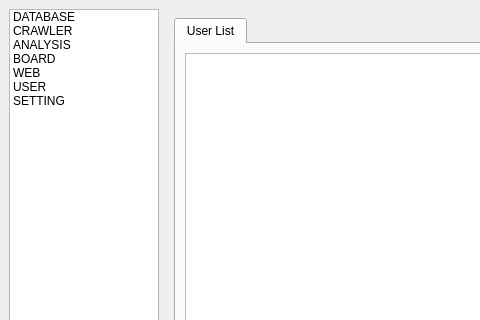
Before: the Qt Designer form manager/app/assets/gui.ui in yojun313/knpu, drawn with Qt 5; both pictures show x 0 to 480 and y 0 to 320 of the 1069 by 787 pixel window.
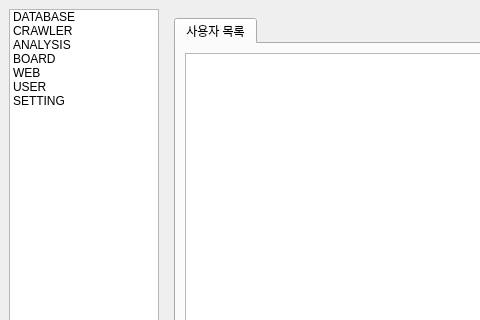
After: the same form once the commit is applied. The open tabs and pages were chosen to show the change.

```diff
--- a/manager/app/assets/gui.ui
+++ b/manager/app/assets/gui.ui
@@ -524,7 +524,7 @@
           </property>
           <widget class="QWidget" name="tab_userlist">
            <attribute name="title">
-            <string>User List</string>
+            <string>사용자 목록</string>
            </attribute>
            <layout class="QVBoxLayout" name="verticalLayout">
             <item>
```
